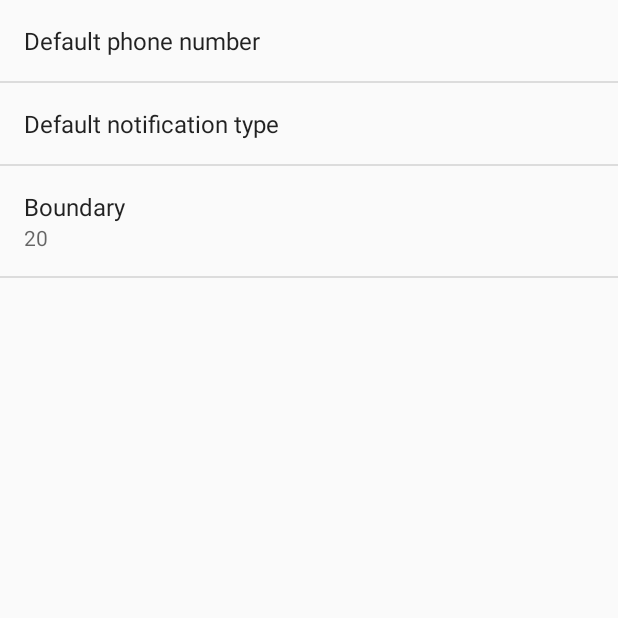
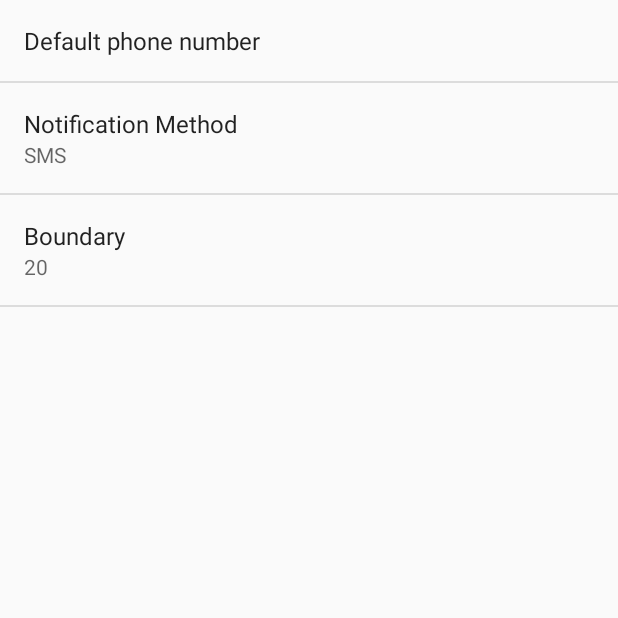
Before and after one commit to Lee-W/Fall-Detector, an Android app: the SettingsActivity screen opened directly, with no data from a screen before it, on a phone screen of 412 x 824 dp, the top half of it. Run offline under Robolectric (Android 15) with nearby library versions, the phone set to English and light mode, and no system bars.

```diff
--- a/app/src/main/java/com/example/leew/falldetector/SettingsActivity.java
+++ b/app/src/main/java/com/example/leew/falldetector/SettingsActivity.java
@@ -8,16 +8,15 @@ import android.preference.PreferenceManager;
 
 public class SettingsActivity extends PreferenceActivity
         implements Preference.OnPreferenceChangeListener {
-    public static final String SETTING_PREF = "settings";
 
     @Override
     public void onCreate(Bundle savedInstanceState) {
         super.onCreate(savedInstanceState);
         addPreferencesFromResource(R.xml.pref_setting);
 
-        bindPreferenceSummaryToValue(findPreference("default phone number"));
-        bindPreferenceSummaryToValue(findPreference("notification type"));
-        bindPreferenceSummaryToValue(findPreference("boundary"));
+        bindPreferenceSummaryToValue(findPreference(getString(R.string.key_phone_number)));
+        bindPreferenceSummaryToValue(findPreference(getString(R.string.key_notification_method)));
+        bindPreferenceSummaryToValue(findPreference(getString(R.string.key_boundary)));
     }
 
     private void bindPreferenceSummaryToValue(Preference preference) {
@@ -47,5 +46,4 @@ public class SettingsActivity extends PreferenceActivity
         }
         return true;
     }
-
 }
--- a/app/src/main/res/layout/activity_main.xml
+++ b/app/src/main/res/layout/activity_main.xml
@@ -54,5 +54,4 @@
         android:layout_below="@+id/z_value"
         android:textSize="20dp"/>
 
-
 </RelativeLayout>
--- a/app/src/main/res/values/strings.xml
+++ b/app/src/main/res/values/strings.xml
@@ -2,7 +2,6 @@
 <resources>
 
     <string name="app_name">Fall Detector</string>
-    <string name="hello_world">Hello world!</string>
     <string name="action_settings">Settings</string>
 
     <string name="action">action</string>
--- a/app/src/main/res/values/strings_activity_settings.xml
+++ b/app/src/main/res/values/strings_activity_settings.xml
@@ -1,7 +1,14 @@
 <resources>
     <string name="title_activity_settings">Settings</string>
 
-    <!-- Strings related to Settings -->
+    <string name="key_phone_number">default phone number</string>
+    <string name="title_phone_number">Default phone number</string>
+
+    <string name="key_notification_method">notification method</string>
+    <string name="title_notification_method">Notification Method</string>
+
+    <string name="key_boundary">boundary</string>
+    <string name="title_boundary">Boundary</string>
 
     <string-array name="pref_default_notification_values">
         <item>phone</item>
--- a/app/src/main/res/xml/pref_setting.xml
+++ b/app/src/main/res/xml/pref_setting.xml
@@ -1,33 +1,32 @@
 <?xml version="1.0" encoding="utf-8"?>
-<PreferenceScreen xmlns:android="http://schemas.android.com/apk/res/android">
+<PreferenceScreen xmlns:android="http://schemas.android.com/apk/res/android"
+    android:title="@string/title_activity_settings">
 
     <EditTextPreference
-        android:key="default phone number"
-        android:title="Default phone number"
+        android:key="@string/key_phone_number"
+        android:title="@string/title_phone_number"
         android:defaultValue=""
         android:selectAllOnFocus="true"
         android:inputType="phone"
-        android:capitalize="words"
         android:singleLine="true"
         android:maxLines="1" />
 
     <ListPreference
-        android:key="notification type"
-        android:title="Default notification type"
-        android:defaultValue="0"
+        android:key="@string/key_notification_method"
+        android:title="@string/title_notification_method"
+        android:defaultValue="SMS"
         android:entries="@array/pref_default_notification_values"
         android:entryValues="@array/pref_default_notification_values"
         android:negativeButtonText="@null"
         android:positiveButtonText="@null" />
 
     <EditTextPreference
-        android:key="boundary"
-        android:title="Boundary"
+        android:key="@string/key_boundary"
+        android:title="@string/title_boundary"
         android:defaultValue="20"
         android:selectAllOnFocus="true"
         android:inputType="numberDecimal"
         android:singleLine="true"
         android:maxLines="1" />
 
-
 </PreferenceScreen>
```
Also changed, not shown: app/src/main/java/com/example/leew/falldetector/MainActivity.java (+23 -25 lines).
